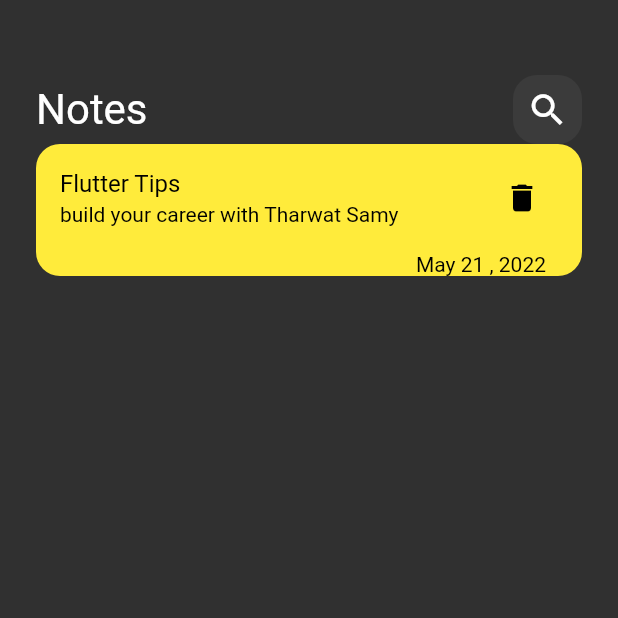
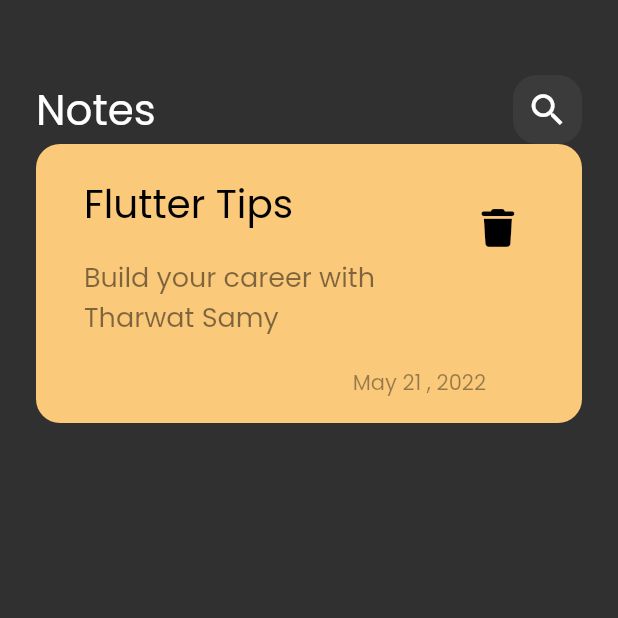
Before and after one commit to Abdelrahman2335/Note_App, a Flutter app: the screen it shows after launch, on a phone screen of 412 x 824 dp, the top half of it. Run offline on Flutter 3.47's test engine with Material 2 defaults, Android fonts, the phone set to English and light mode, and no system bars; our stand-ins replace font_awesome_flutter.

Commit message:
Create custom note item

```diff
--- a/lib/Widgets/Notes_view_body.dart
+++ b/lib/Widgets/Notes_view_body.dart
@@ -1,17 +1,18 @@
 import 'package:flutter/material.dart';
 
 import 'custom_app_bar.dart';
+import 'custom_note_item.dart';
 
 class NotesViewBody extends StatelessWidget {
   const NotesViewBody({super.key});
 
   @override
   Widget build(BuildContext context) {
-    return Padding(
-      padding: const EdgeInsets.symmetric(horizontal: 24),
+    return const Padding(
+      padding: EdgeInsets.symmetric(horizontal: 24),
       child: Column(
         children: [
-          const SizedBox(
+           SizedBox(
             height: 50,
           ),
           CustomAppBar(),
@@ -21,51 +22,3 @@ class NotesViewBody extends StatelessWidget {
     );
   }
 }
-
-class NoteItem extends StatelessWidget {
-  const NoteItem ({super.key});
-
-  @override
-  Widget build(BuildContext context) {
-    return Container(
-      decoration: BoxDecoration(
-        color: Colors.yellow,
-            borderRadius: BorderRadius.circular(16)
-      ),
-      child: Column(
-        crossAxisAlignment: CrossAxisAlignment.end,
-        children: [
-          ListTile(
-            title:
-            Text("Flutter Tips",
-              style: TextStyle(
-                  color: Colors.black,
-              ),
-            ),
-            trailing: IconButton(
-              onPressed: (){},
-              icon:
-              Icon(
-                Icons.delete,
-                color: Colors.black,),
-            ),
-            subtitle:
-            Text("build your career with Tharwat Samy",
-              style: TextStyle(color: Colors.black,
-            ),
-            ),
-          ),
-          Padding(
-            padding: const EdgeInsets.symmetric(horizontal: 24),
-            child: Text(
-              "May 21 , 2022",
-              style: TextStyle(
-                color: Colors.black,
-              ),
-            ),
-          ),
-        ],
-      ),
-    );
-  }
-}
--- /dev/null
+++ b/lib/Widgets/custom_note_item.dart
@@ -0,0 +1,59 @@
+import 'package:flutter/material.dart';
+import 'package:font_awesome_flutter/font_awesome_flutter.dart';
+
+class NoteItem extends StatelessWidget {
+  const NoteItem ({super.key});
+
+  @override
+  Widget build(BuildContext context) {
+    return Container(
+      padding: const EdgeInsets.symmetric(horizontal: 16, vertical: 16),
+      decoration: BoxDecoration(
+          color: const Color(0xfffbc97a),
+          borderRadius: BorderRadius.circular(16)
+      ),
+      child: Column(
+        crossAxisAlignment: CrossAxisAlignment.end,
+        children: [
+          ListTile(
+            title: const Text("Flutter Tips",
+              style: TextStyle(
+                color: Colors.black,
+                fontSize: 26,
+              ),
+            ),
+            subtitle:
+            Padding(
+              padding: const EdgeInsets.only(top: 16, bottom: 16),
+              child: Text("Build your career with Tharwat Samy",
+                style: TextStyle(color: Colors.black.withOpacity(0.5),
+                  fontSize: 18,
+                ),
+              ),
+            ),
+            trailing: IconButton(
+              onPressed: (){},
+              icon:
+              const Icon(
+                FontAwesomeIcons.trash,
+                color: Colors.black,size: 25,
+              ),
+            ),
+          ),
+          Padding(
+            padding: const EdgeInsets.symmetric(horizontal: 24),
+            child: Padding(
+              padding: const EdgeInsets.only(right: 24),
+              child: Text(
+                "May 21 , 2022",
+                style: TextStyle(
+                  color: Colors.black.withOpacity(0.4),
+                ),
+              ),
+            ),
+          ),
+        ],
+      ),
+    );
+  }
+}
--- a/lib/main.dart
+++ b/lib/main.dart
@@ -12,7 +12,9 @@ class NoteApp extends StatelessWidget {
   Widget build(BuildContext context) {
     return MaterialApp(
       debugShowCheckedModeBanner: false,
-      theme: ThemeData(brightness: Brightness.dark),
+      theme: ThemeData(
+          brightness: Brightness.dark ,
+          fontFamily: "Poppins"),
       home: Note(),
     );
   }
```
Also changed, not shown: pubspec.yaml (+5 -11 lines), pubspec.lock, 1 other file.
